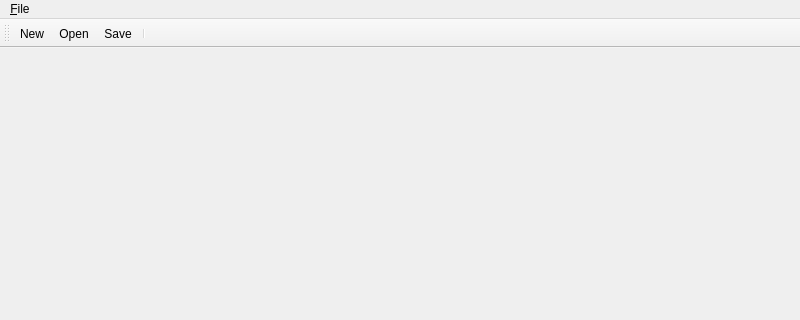
Qt form MainWindow.ui (songh1024/prisma-project) before a commit; both pictures show x 0 to 800 and y 0 to 320 of the 800 by 600 pixel window.
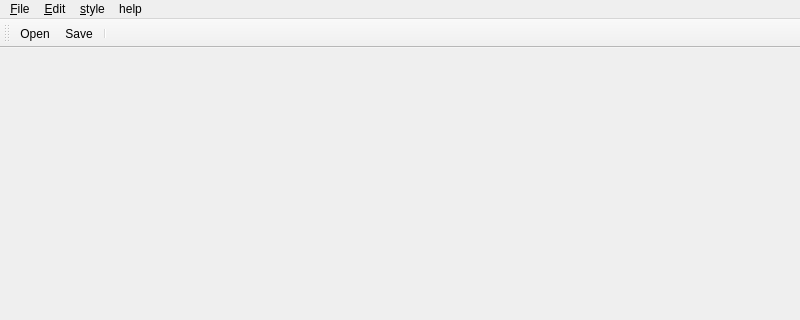
The same form after that commit. Icons and pictures are not drawn.

The edit to the form file:
```diff
--- a/MainWindow.ui
+++ b/MainWindow.ui
@@ -34,7 +34,7 @@
      <x>0</x>
      <y>0</y>
      <width>800</width>
-     <height>28</height>
+     <height>20</height>
     </rect>
    </property>
    <widget class="QMenu" name="menuFile">
@@ -50,7 +50,31 @@
     <addaction name="separator"/>
     <addaction name="actionQuit"/>
    </widget>
+   <widget class="QMenu" name="menuEdit">
+    <property name="title">
+     <string>&amp;Edit</string>
+    </property>
+   </widget>
+   <widget class="QMenu" name="menustyle">
+    <property name="title">
+     <string>&amp;style</string>
+    </property>
+    <addaction name="actionla_muse"/>
+    <addaction name="actionrain_princess"/>
+    <addaction name="actionscream"/>
+    <addaction name="actionudine"/>
+    <addaction name="actionwave"/>
+    <addaction name="actionwreck"/>
+   </widget>
+   <widget class="QMenu" name="menuhelp">
+    <property name="title">
+     <string>help</string>
+    </property>
+   </widget>
    <addaction name="menuFile"/>
+   <addaction name="menuEdit"/>
+   <addaction name="menustyle"/>
+   <addaction name="menuhelp"/>
   </widget>
   <widget class="QStatusBar" name="statusbar"/>
   <widget class="QToolBar" name="toolBar">
@@ -63,7 +87,6 @@
    <attribute name="toolBarBreak">
     <bool>false</bool>
    </attribute>
-   <addaction name="actionNew_File"/>
    <addaction name="actionOpen_File"/>
    <addaction name="actionSave"/>
    <addaction name="separator"/>
```
Left out of the diff: 31 changed lines with no effect on the pictures.
